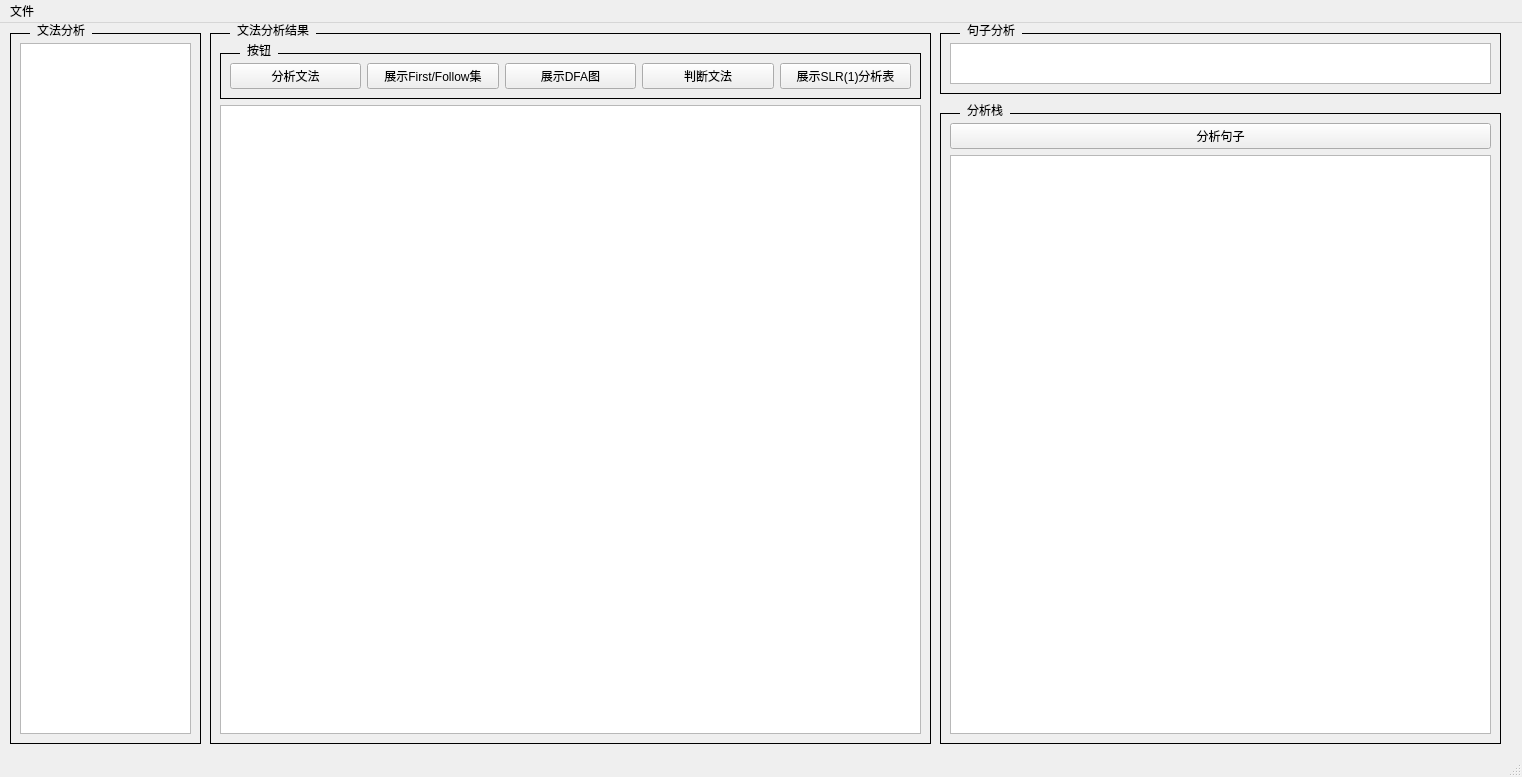
Old version of the form demo/mainwindow.ui in the repository jiajieZeng/SLR_1.
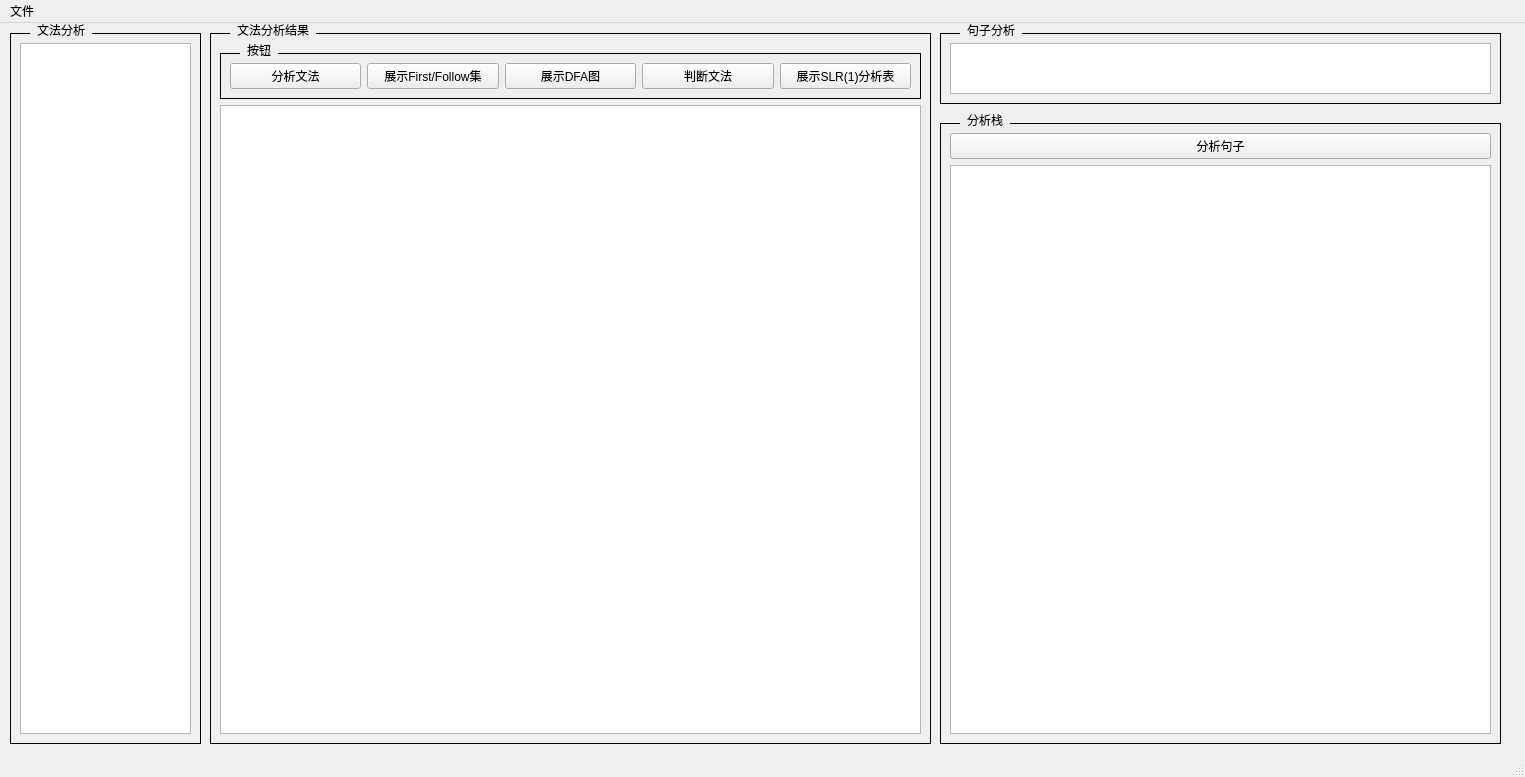
New version of the form.

What changed in the file:
```diff
--- a/demo/mainwindow.ui
+++ b/demo/mainwindow.ui
@@ -6,7 +6,7 @@
    <rect>
     <x>0</x>
     <y>0</y>
-    <width>1522</width>
+    <width>1525</width>
     <height>777</height>
    </rect>
   </property>
@@ -53,7 +53,7 @@
       <x>940</x>
       <y>0</y>
       <width>561</width>
-      <height>71</height>
+      <height>81</height>
      </rect>
     </property>
     <property name="styleSheet">
@@ -161,9 +161,9 @@
     <property name="geometry">
      <rect>
       <x>940</x>
-      <y>80</y>
+      <y>90</y>
       <width>561</width>
-      <height>641</height>
+      <height>631</height>
      </rect>
     </property>
     <property name="styleSheet">
@@ -203,7 +203,7 @@
     <rect>
      <x>0</x>
      <y>0</y>
-     <width>1522</width>
+     <width>1525</width>
      <height>21</height>
     </rect>
    </property>
```
